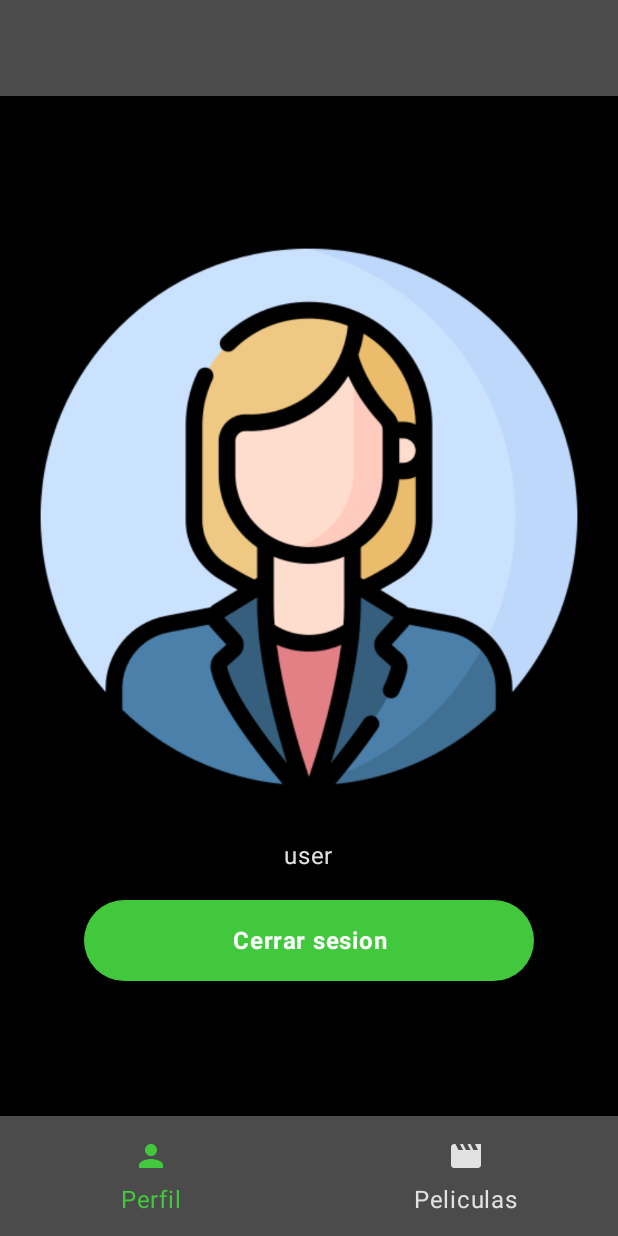
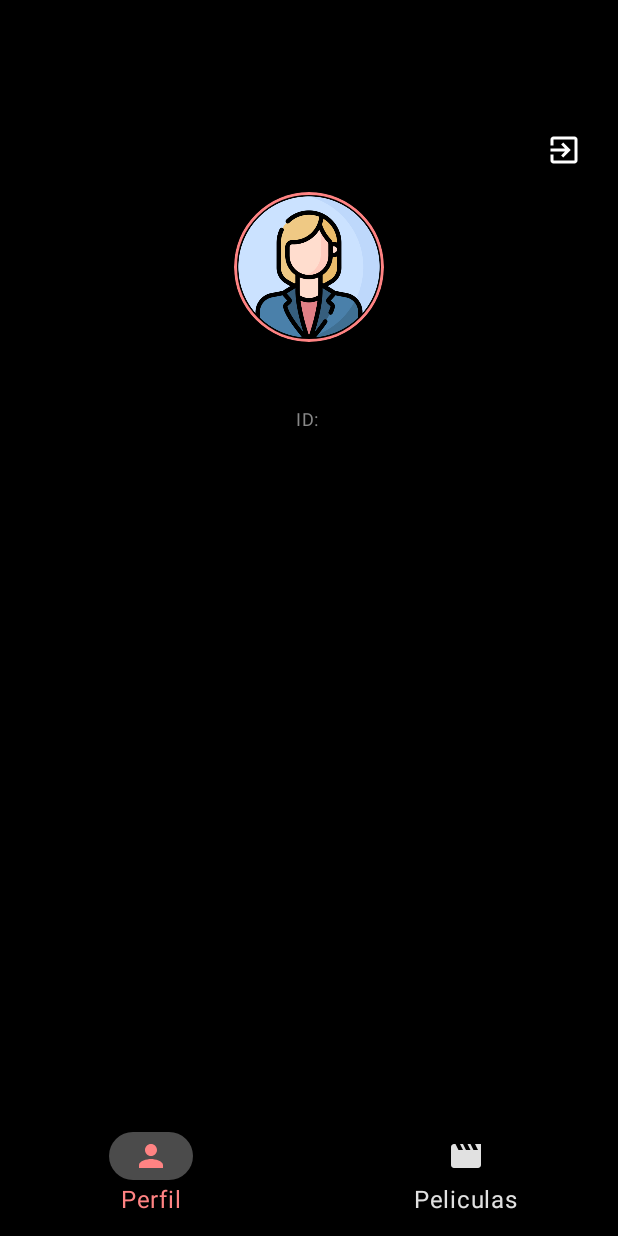
Before and after one commit to CaroCald/composePractice, an Android app built with Jetpack Compose: the PROFILE screen opened through its navigation route, on a phone screen of 412 x 824 dp. Run offline under Robolectric (Android 15) with nearby library versions, the phone set to English and light mode, and no system bars; our stand-ins replace Dagger/Hilt's generated code, Firebase (no records; nobody signed in at launch, a user with empty details on screens opened directly).

Commit message:
update versions and design

```diff
--- a/app/src/main/java/com/example/practicecompose/domain/commons/components/bottomBar/BottomBarCustom.kt
+++ b/app/src/main/java/com/example/practicecompose/domain/commons/components/bottomBar/BottomBarCustom.kt
@@ -8,6 +8,8 @@ import androidx.compose.material3.NavigationBarItem
 import androidx.compose.material3.NavigationBarItemDefaults
 import androidx.compose.runtime.Composable
 import androidx.compose.runtime.getValue
+import androidx.compose.ui.Modifier
+import androidx.compose.ui.unit.dp
 import androidx.navigation.NavDestination
 import androidx.navigation.NavGraph.Companion.findStartDestination
 import androidx.navigation.NavHostController
@@ -17,33 +19,37 @@ import com.example.practicecompose.navigation.BottomNavigationItem
 
 @SuppressLint("SuspiciousIndentation")
 @Composable
-fun BottomNavigationBar(navController: NavHostController,) {
+fun BottomNavigationBar(navController: NavHostController) {
 
     val navBackStackEntry by navController.currentBackStackEntryAsState()
     val currentDestination: NavDestination? = navBackStackEntry?.destination
 
     NavigationBar(
-                containerColor =  MaterialTheme.colorScheme.onPrimary,
+        containerColor = MaterialTheme.colorScheme.background,
+        contentColor = MaterialTheme.colorScheme.primary,
+        tonalElevation = 10.dp
     ) {
         BottomNavigationItem().bottomNavigationItems().forEachIndexed { _, navigationItem ->
-                   val selected=navigationItem.route == currentDestination?.route
+            val selected = navigationItem.route == currentDestination?.route
             NavigationBarItem(
-
                 selected = selected,
                 label = {
-                            TextCustom(navigationItem.label, color = if (selected )MaterialTheme.colorScheme.primary  else MaterialTheme.colorScheme.secondary,)
+                    TextCustom(
+                        navigationItem.label,
+                        color = if (selected) MaterialTheme.colorScheme.primary else MaterialTheme.colorScheme.secondary,
+                    )
                 },
 
                 icon = {
                     Icon(
                         navigationItem.icon,
                         contentDescription = navigationItem.label,
-                                tint =  if (selected )MaterialTheme.colorScheme.primary  else MaterialTheme.colorScheme.secondary,
+                        tint = if (selected) MaterialTheme.colorScheme.primary else MaterialTheme.colorScheme.secondary,
                     )
                 },
                 colors = NavigationBarItemDefaults.colors(
 
-                            indicatorColor =  MaterialTheme.colorScheme.onPrimary
+                    indicatorColor = MaterialTheme.colorScheme.onPrimary
                 ),
                 onClick = {
                     navController.navigate(navigationItem.route) {
@@ -59,5 +65,4 @@ fun BottomNavigationBar(navController: NavHostController,) {
     }
 
 
-
 }
--- a/app/src/main/java/com/example/practicecompose/domain/commons/components/toolbar/CustomToolBar.kt
+++ b/app/src/main/java/com/example/practicecompose/domain/commons/components/toolbar/CustomToolBar.kt
@@ -45,7 +45,7 @@ fun ToolBarCustom(
         },
 
         colors = topAppBarColors(
-            containerColor = MaterialTheme.colorScheme.onPrimary,
+            containerColor = MaterialTheme.colorScheme.background,
             titleContentColor = Color.White,
         ),
         title = { if(title!=null) TextCustom(text = title) }
--- a/app/src/main/java/com/example/practicecompose/features/auth/profile/ProfileScreen.kt
+++ b/app/src/main/java/com/example/practicecompose/features/auth/profile/ProfileScreen.kt
@@ -2,18 +2,30 @@ package com.example.practicecompose.features.auth.profile
 
 
 import androidx.compose.foundation.Image
+import androidx.compose.foundation.border
+import androidx.compose.foundation.clickable
 import androidx.compose.foundation.layout.Arrangement
 import androidx.compose.foundation.layout.Column
 import androidx.compose.foundation.layout.Spacer
 import androidx.compose.foundation.layout.fillMaxSize
 import androidx.compose.foundation.layout.height
 import androidx.compose.foundation.layout.padding
+import androidx.compose.foundation.layout.size
+import androidx.compose.foundation.shape.CircleShape
+import androidx.compose.material.icons.Icons
+import androidx.compose.material.icons.automirrored.filled.ArrowBack
+import androidx.compose.material.icons.automirrored.filled.ExitToApp
+import androidx.compose.material3.Icon
+import androidx.compose.material3.MaterialTheme
 import androidx.compose.runtime.Composable
 import androidx.compose.runtime.LaunchedEffect
 import androidx.compose.ui.Alignment
 import androidx.compose.ui.Modifier
+import androidx.compose.ui.draw.clip
+import androidx.compose.ui.graphics.Color
 import androidx.compose.ui.res.painterResource
 import androidx.compose.ui.res.stringResource
+import androidx.compose.ui.text.style.TextAlign
 import androidx.compose.ui.tooling.preview.Preview
 import androidx.compose.ui.unit.dp
 import androidx.hilt.navigation.compose.hiltViewModel
@@ -42,23 +54,56 @@ fun ProfileScreen(navHostController: NavHostController,
             Column(
                 modifier = Modifier
                     .fillMaxSize()
-                    .padding(16.dp),
-                verticalArrangement = Arrangement.Center,
+                    .padding(24.dp),
+                verticalArrangement = Arrangement.Top,
                 horizontalAlignment = Alignment.CenterHorizontally
             ) {
+                Icon(
+                   modifier = Modifier.align(alignment = Alignment.End).clickable {
+                       authViewModel.closeSession()
+                       navHostController.navigate(route = NavigationItem.Splash.route) {
+                           popUpTo(0) // Optional: Clear back stack
+                       }
+                   },
+                    imageVector = Icons.AutoMirrored.Filled.ExitToApp,
+                    tint = Color.White,
+                    contentDescription = "Localized description",
+                )
+
+                Spacer(modifier = Modifier.height(16.dp))
+                // Profile Image
                 Image(
                     painter = painterResource(id = R.drawable.ic_profile),
-                    contentDescription = ""
+                    contentDescription = "Profile Picture",
+                    modifier = Modifier
+                        .size(100.dp)
+                        .clip(CircleShape)
+                        .border(2.dp, MaterialTheme.colorScheme.primary, CircleShape)
                 )
-                Spacer(modifier = Modifier.height(8.dp))
-                TextCustom(text =authViewModel.detailInfoUser().email ?: "")
-                TextCustom(text = authViewModel.detailInfoUser().id)
-                Spacer(modifier = Modifier.height(20.dp))
-                PrimaryButton(text = stringResource(R.string.close_session), onClick = {
-                    authViewModel.closeSession()
-                    navHostController.navigate(route = NavigationItem.Splash.route)
-                })
+
+                Spacer(modifier = Modifier.height(16.dp))
+
+                // User Email
+                TextCustom(
+                    text = authViewModel.detailInfoUser().email ?: "",
+                    style = MaterialTheme.typography.titleMedium,
+                    textAlign = TextAlign.Center
+                )
+
+                // User ID
+                TextCustom(
+                    text = "ID: ${authViewModel.detailInfoUser().email}",
+                    style = MaterialTheme.typography.bodySmall,
+                    color = Color.Gray,
+                    textAlign = TextAlign.Center,
+                    modifier = Modifier.padding(top = 4.dp)
+                )
+
+                Spacer(modifier = Modifier.height(32.dp))
+
+
             }
+
         },
         isLoading = false
     )
--- a/app/src/main/java/com/example/practicecompose/features/splash/AnimationSplashContent.kt
+++ b/app/src/main/java/com/example/practicecompose/features/splash/AnimationSplashContent.kt
@@ -34,7 +34,7 @@ fun AnimationSplashContent(
 
         delay(timeMillis = delayScreen)
 
-        var path = NavigationItem.Login.route
+        var path = NavigationItem.Welcome.route
         if(authViewModel.isLogged()){
             path = NavigationItem.MovieList.route
         }
--- a/app/src/main/java/com/example/practicecompose/features/splash/DesignSplashScreen.kt
+++ b/app/src/main/java/com/example/practicecompose/features/splash/DesignSplashScreen.kt
@@ -29,9 +29,9 @@ fun DesignSplashScreen(
             .background(
                 Brush.verticalGradient(
                     colors = listOf(
-                        Color(239, 127, 26),
-                        Color(120, 40, 140),
-                        Color(0, 47, 187),
+                        Color(255, 131, 131, 255),
+                        Color(255, 131, 131, 196),
+                        Color(172, 174, 185, 255),
                     )
                 )
             ),
--- a/app/src/main/java/com/example/practicecompose/navigation/AppNavHost.kt
+++ b/app/src/main/java/com/example/practicecompose/navigation/AppNavHost.kt
@@ -14,6 +14,7 @@ import com.example.practicecompose.features.movies.movieDetail.MovieDetailScreen
 import com.example.practicecompose.features.movies.moviesList.MovieScreen
 import com.example.practicecompose.features.auth.profile.ProfileScreen
 import com.example.practicecompose.features.splash.SplashScreen
+import com.example.practicecompose.features.welcome.WelcomeScreen
 
 @Composable
 fun AppNavHost(
@@ -26,6 +27,9 @@ fun AppNavHost(
         navController = navController,
         startDestination = startDestination
     ) {
+        composable(NavigationItem.Welcome.route) {
+            WelcomeScreen(navController)
+        }
         composable(NavigationItem.Splash.route) {
             SplashScreen(navController)
         }
--- a/app/src/main/java/com/example/practicecompose/navigation/AppNavigation.kt
+++ b/app/src/main/java/com/example/practicecompose/navigation/AppNavigation.kt
@@ -1,12 +1,14 @@
 package com.example.practicecompose.navigation
 
 enum class Screen {
+
     HOME,
     LOGIN,
     SPLASH,
     MOVIE_LIST,
     PROFILE,
-    MOVIE_DETAIL
+    MOVIE_DETAIL,
+    WELCOME
 }
 sealed class NavigationItem(val route: String) {
     data object Home : NavigationItem(Screen.HOME.name)
@@ -15,4 +17,5 @@ sealed class NavigationItem(val route: String) {
     data object MovieList : NavigationItem(Screen.MOVIE_LIST.name)
     data object Profile : NavigationItem(Screen.PROFILE.name)
     data object MovieDetail : NavigationItem(Screen.MOVIE_DETAIL.name)
+    data object Welcome : NavigationItem(Screen.WELCOME.name)
 }
--- a/app/src/main/java/com/example/practicecompose/ui/theme/Theme.kt
+++ b/app/src/main/java/com/example/practicecompose/ui/theme/Theme.kt
@@ -17,7 +17,7 @@ import androidx.compose.ui.platform.LocalView
 import androidx.core.view.WindowCompat
 
 private val DarkColorScheme = darkColorScheme(
-    primary = Green,
+    primary = Color(0xFFFF8383),
     secondary = White,
     tertiary = Grey,
     onPrimary = DarkGrey,
@@ -26,7 +26,7 @@ private val DarkColorScheme = darkColorScheme(
     )
 
 private val LightColorScheme = lightColorScheme(
-    primary = Green,
+    primary = Color(0xFFFF8383),
     secondary = White,
     tertiary = Grey,
     onPrimary = DarkGrey,
```
Also changed, not shown: app/build.gradle.kts (+4 -5 lines), app/src/main/java/com/example/practicecompose/features/auth/login/LoginScreen.kt (+13 -4 lines), app/src/main/java/com/example/practicecompose/features/movies/movieDetail/MovieDetailScreen.kt (+61 -12 lines), app/src/main/java/com/example/practicecompose/features/movies/moviesList/MovieListScreen.kt (+34 -5 lines), app/src/main/java/com/example/practicecompose/features/welcome/WelcomeScreen.kt (added, +61 -0 lines), build.gradle.kts (+4 -3 lines), gradle/libs.versions.toml (+37 -24 lines), app/src/main/res/drawable/arrow_continue.png (added), app/src/main/res/drawable/backgroud_image.png (added), gradle/wrapper/gradle-wrapper.properties. Lines whose indentation alone changed are shown as unchanged.
